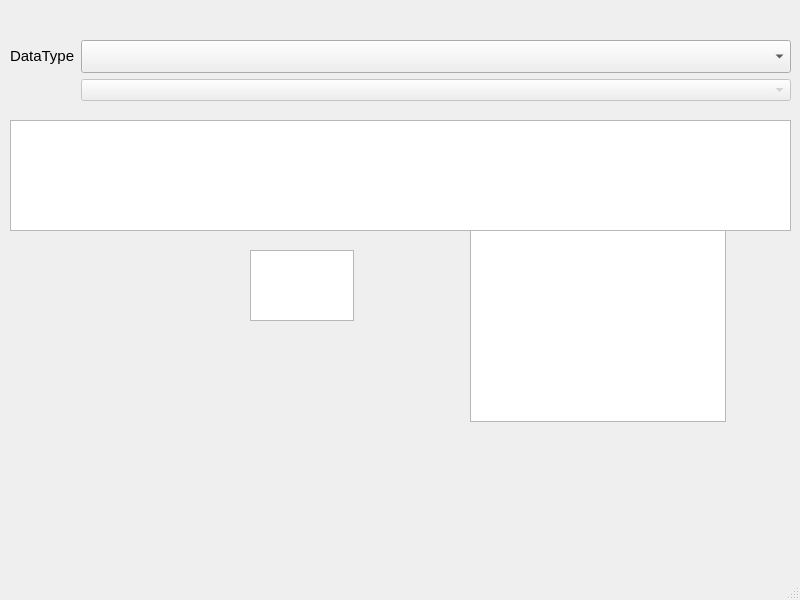
Old version of the form ui/mainwindow.ui in the repository salco/NoteEditorRPGMMV.
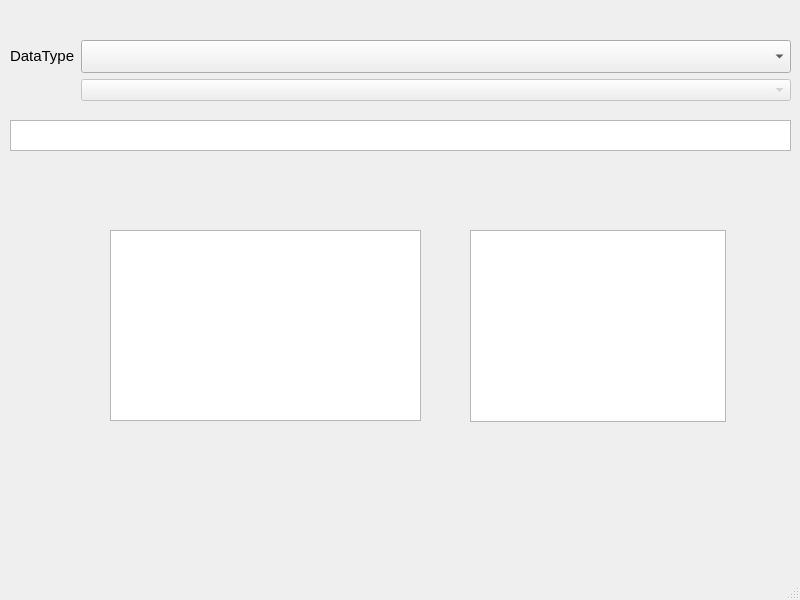
New version of the form. Custom widgets are drawn as their Qt base class.

Commit message: add function to update second combobox

The edit to the form file:
```diff
--- a/ui/mainwindow.ui
+++ b/ui/mainwindow.ui
@@ -17,10 +17,10 @@
    <widget class="CodeEditor" name="plainTextEdit">
     <property name="geometry">
      <rect>
-      <x>250</x>
-      <y>250</y>
-      <width>104</width>
-      <height>71</height>
+      <x>110</x>
+      <y>230</y>
+      <width>311</width>
+      <height>191</height>
      </rect>
     </property>
    </widget>
@@ -33,7 +33,7 @@
       <x>10</x>
       <y>120</y>
       <width>781</width>
-      <height>111</height>
+      <height>31</height>
      </rect>
     </property>
     <property name="placeholderText">
```
The commit also changes 2 other files.
